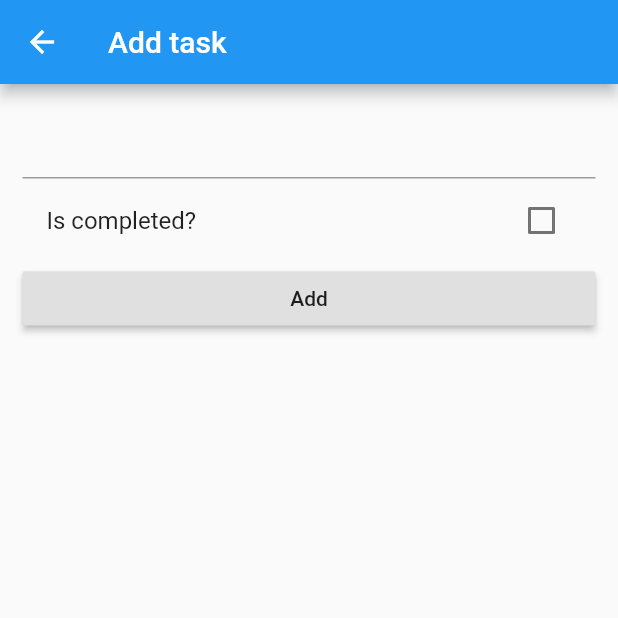
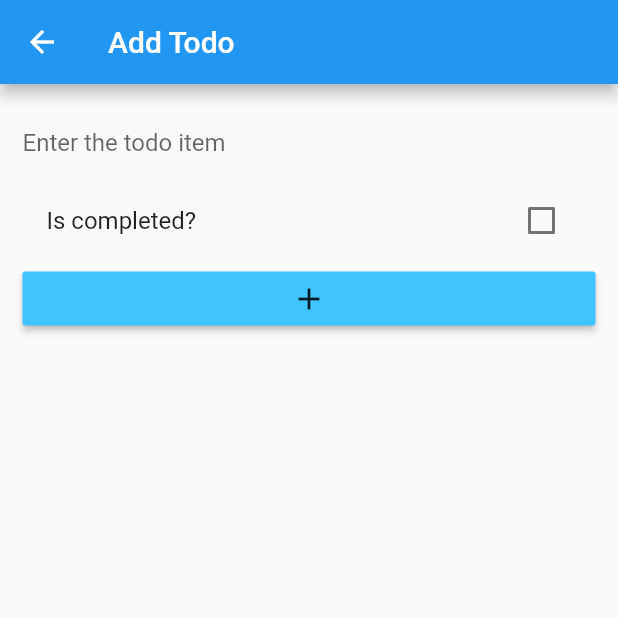
Before and after one commit to krishna-thapa/todo_flutter_hackDay, a Flutter app: the screen it shows after launch, tab 2 chosen, after a tap on the "remove circle outline" icon, after a tap on the "note add" icon, on a phone screen of 412 x 824 dp, the top half of it. Run offline on Flutter 3.47's test engine with Material 2 defaults, Android fonts, the phone set to English and light mode, and no system bars.

Commit message:
Added few improvements and edit

```diff
--- a/lib/models/todo.dart
+++ b/lib/models/todo.dart
@@ -1,10 +1,20 @@
 import 'package:flutter/material.dart';
 
 class Todo {
+  int todoID;
   String title;
   bool completed;
+  DateTime createdDate;
+  DateTime lastUpdatedDate;
 
-  Todo({@required this.title, this.completed = false});
+  Todo(
+      {this.todoID,
+      @required this.title,
+      this.completed = false,
+      this.createdDate,
+      this.lastUpdatedDate});
+
+  DateTime dateTime() => DateTime.now();
 
   void toggleCompleted() {
     completed = !completed;
--- a/lib/providers/todo_provider.dart
+++ b/lib/providers/todo_provider.dart
@@ -5,9 +5,21 @@ import 'package:todo_flutter/models/todo.dart';
 
 class TodoProvider extends ChangeNotifier {
   final List<Todo> _todos = [
-    Todo(title: "First todo in the list"),
-    Todo(title: "Second todo in the list"),
-    Todo(title: "Done with todo list")
+    Todo(
+        todoID: 1,
+        title: "First todo in the list",
+        createdDate: DateTime.now(),
+        lastUpdatedDate: DateTime.now()),
+    Todo(
+        todoID: 2,
+        title: "Second todo in the list",
+        createdDate: DateTime.now(),
+        lastUpdatedDate: DateTime.now()),
+    Todo(
+        todoID: 3,
+        title: "Done with todo list",
+        createdDate: DateTime.now(),
+        lastUpdatedDate: DateTime.now())
   ];
 
   //ensure that our getters can not be manipulated in any way from outside
--- a/lib/screens/add_todo.dart
+++ b/lib/screens/add_todo.dart
@@ -4,6 +4,11 @@ import 'package:todo_flutter/models/todo.dart';
 import 'package:todo_flutter/providers/todo_provider.dart';
 
 class AddTodo extends StatefulWidget {
+  final int todoID;
+  bool get isEditing => todoID != -1;
+
+  const AddTodo({Key key, this.todoID}) : super(key: key);
+
   @override
   _AddTodoState createState() => _AddTodoState();
 }
@@ -22,7 +27,11 @@ class _AddTodoState extends State<AddTodo> {
     final String text = todoTitleController.text;
     final bool completed = isCompleted;
     if (text.isNotEmpty) {
-      final Todo todo = Todo(title: text, completed: completed);
+      final Todo todo = Todo(
+          title: text,
+          completed: completed,
+          createdDate: DateTime.now(),
+          lastUpdatedDate: DateTime.now());
       Provider.of<TodoProvider>(context, listen: false).addTodo(todo);
       Navigator.pop(context);
     }
@@ -31,7 +40,8 @@ class _AddTodoState extends State<AddTodo> {
   @override
   Widget build(BuildContext context) {
     return Scaffold(
-      appBar: AppBar(title: Text("Add task")),
+      appBar:
+          AppBar(title: Text(widget.isEditing ? "Edit Todo" : "Add Todo")),
       body: ListView(
         children: <Widget>[
           Padding(
@@ -39,14 +49,23 @@ class _AddTodoState extends State<AddTodo> {
             child: Column(
               crossAxisAlignment: CrossAxisAlignment.stretch,
               children: <Widget>[
-                TextField(controller: todoTitleController),
+                TextField(
+                  controller: todoTitleController,
+                  decoration: InputDecoration(
+                      border: InputBorder.none,
+                      hintText: "Enter the todo item"),
+                ),
                 CheckboxListTile(
                     value: isCompleted,
                     onChanged: (checked) => setState(() {
                           isCompleted = checked;
                         }),
                     title: Text("Is completed?")),
-                RaisedButton(child: Text("Add"), onPressed: onAdd)
+                RaisedButton(
+                  child: Icon(Icons.add),
+                  onPressed: onAdd,
+                  color: Colors.lightBlueAccent,
+                )
               ],
             ),
           )
--- a/lib/screens/home.dart
+++ b/lib/screens/home.dart
@@ -52,7 +52,11 @@ class _HomeState extends State<Home> with SingleTickerProviderStateMixin {
           backgroundColor: Colors.lightBlueAccent,
           onPressed: () {
             Navigator.push(
-                context, MaterialPageRoute(builder: (context) => AddTodo()));
+                context,
+                MaterialPageRoute(
+                    builder: (context) => AddTodo(
+                          todoID: -1,
+                        )));
           },
           child: Icon(Icons.note_add_outlined)),
     );
--- a/lib/widgets/todo_item.dart
+++ b/lib/widgets/todo_item.dart
@@ -3,6 +3,9 @@ import 'package:provider/provider.dart';
 
 import 'package:todo_flutter/models/todo.dart';
 import 'package:todo_flutter/providers/todo_provider.dart';
+import 'package:todo_flutter/screens/add_todo.dart';
+
+import 'delete_popup.dart';
 
 class TodoItem extends StatelessWidget {
   final Todo todo;
@@ -11,7 +14,25 @@ class TodoItem extends StatelessWidget {
 
   @override
   Widget build(BuildContext context) {
-    return ListTile(
+    return Dismissible(
+      key: ValueKey(todo.todoID),
+      direction: DismissDirection.startToEnd,
+      onDismissed: (direction) {},
+      confirmDismiss: (direction) async {
+        final result =
+            await showDialog(context: context, builder: (_) => DeletePopup());
+        if (result)
+          Provider.of<TodoProvider>(context, listen: false).deleteTodo(todo);
+        return result;
+      },
+      background: Container(
+        color: Colors.red[400],
+        padding: EdgeInsets.only(left: 16),
+        child: Align(
+            child: Icon(Icons.delete, color: Colors.white),
+            alignment: Alignment.centerLeft),
+      ),
+      child: ListTile(
         leading: Checkbox(
           value: todo.completed,
           onChanged: (bool checked) {
@@ -19,12 +40,12 @@ class TodoItem extends StatelessWidget {
             Provider.of<TodoProvider>(context, listen: false).toggleTodo(todo);
           },
         ),
-      title:
-      Text(
+        title: Text(
           todo.title,
           style: TextStyle(color: Theme.of(context).primaryColorDark),
         ),
-        subtitle: Text("Last edited on 26/08/2020"),
+        subtitle:
+            Text("Last edited on ${formatDateTime(todo.lastUpdatedDate)}"),
         trailing: IconButton(
           icon: Icon(
             Icons.remove_circle_outline,
@@ -35,6 +56,17 @@ class TodoItem extends StatelessWidget {
             Provider.of<TodoProvider>(context, listen: false).deleteTodo(todo);
           },
         ),
+        onTap: () {
+          Navigator.push(
+              context,
+              MaterialPageRoute(
+                  builder: (context) => AddTodo(todoID: todo.todoID)));
+        },
+      ),
     );
   }
+
+  String formatDateTime(DateTime dateTime) {
+    return "${dateTime.day}/${dateTime.month}/${dateTime.year}";
   }
+}
```
Also changed, not shown: lib/widgets/delete_popup.dart (added, +23 -0 lines), 1 other file. Lines whose indentation alone changed are shown as unchanged.
